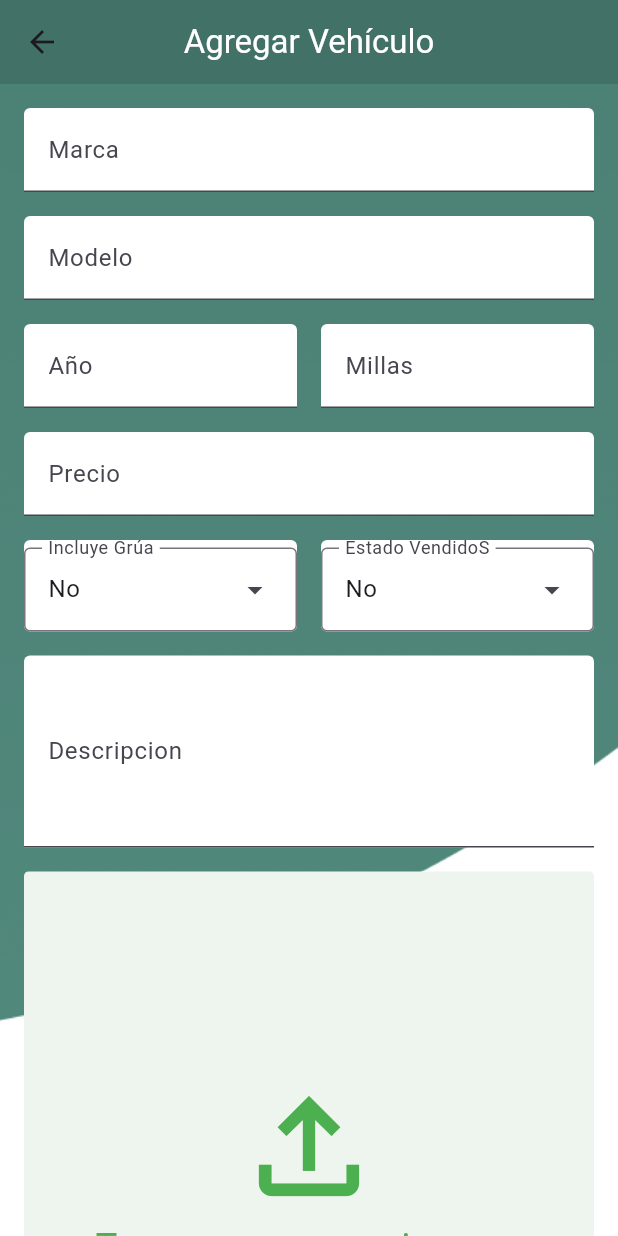
After one commit to vico19912/ProgramacionMovilProyecto, a Flutter app: the screen it shows after launch, after a tap on "Agrega Vehículo", on a phone screen of 412 x 824 dp. The commit adds this screen. Run offline on Flutter 3.47's test engine with Material 3 defaults, Android fonts, the phone set to English and light mode, and no system bars; Roboto replaces fonts that are missing (Montserrat).

Commit message:
Subiendo cambios de Edwin

```diff
--- a/lib/main.dart
+++ b/lib/main.dart
@@ -1,4 +1,5 @@
 import 'package:flutter/material.dart';
+import 'package:programacion_movil_proyecto/screens/add_vehicle.dart';
 import 'package:programacion_movil_proyecto/widgets/modal.dart';
 
 void main() {
@@ -24,26 +25,38 @@ class Home extends StatelessWidget {
   @override
   Widget build(BuildContext context) {
     return Scaffold(
-      body: Column(
+      body: Padding(
+        padding: const EdgeInsets.all(16.0),
+        child: Column(
+          crossAxisAlignment: CrossAxisAlignment.center,
+          mainAxisAlignment: MainAxisAlignment.center,
           children: [
-          Expanded(child: Text('Hola')),
-          Padding(
-            padding: const EdgeInsets.all(16.0),
-            child: Row(
+            Center(
+              child: ElevatedButton(
+                onPressed: () {
+                  Navigator.of(context).push(
+                    MaterialPageRoute(builder: (context) => const AddVehicle()),
+                  );
+                },
+                child: Text("Agrega Vehículo"),
+              ),
+            ),
+
+            Row(
               children: [
                 Expanded(
                   child: ElevatedButton(
                     onPressed: () {
                       showDialog(
                         context: context,
-                        builder: (context) => Modal(
+                        builder:
+                            (context) => Modal(
                               icon: Icons.warning_amber_rounded,
-                          backgroundColor: const Color.fromRGBO(65, 113, 103, 1),
+                              backgroundColor: Color.fromRGBO(65, 113, 103, 1),
                               message: "¿Está seguro de realizar esta acción?",
-                          iconColor: Color.fromARGB(255,46,125,50) ,
+                              iconColor: Color.fromARGB(255, 46, 125, 50),
                               onConfirm: () {
                                 Navigator.pop(context);
-                            // Ejecuta acción
                               },
                               onCancel: () {
                                 Navigator.pop(context);
@@ -60,14 +73,15 @@ class Home extends StatelessWidget {
                     onPressed: () {
                       showDialog(
                         context: context,
-                        builder: (context) => Modal(
+                        builder:
+                            (context) => Modal(
                               icon: Icons.delete_forever_rounded,
-                          backgroundColor: const Color.fromARGB(180, 113, 65, 65),
-                          message: "¿Se eliminará el vehículo, está seguro?",
-                          iconColor: Color.fromARGB(255, 113, 65, 65) ,
+                              backgroundColor: Color.fromARGB(180, 113, 65, 65),
+                              message:
+                                  "¿Se eliminará el vehículo, está seguro?",
+                              iconColor: Color.fromARGB(255, 113, 65, 65),
                               onConfirm: () {
                                 Navigator.pop(context);
-                            // Ejecuta acción
                               },
                               onCancel: () {
                                 Navigator.pop(context);
@@ -84,14 +98,19 @@ class Home extends StatelessWidget {
                     onPressed: () {
                       showDialog(
                         context: context,
-                        builder: (context) => Modal(
+                        builder:
+                            (context) => Modal(
                               icon: Icons.feedback_rounded,
-                          backgroundColor: const Color.fromARGB(180, 117, 132, 227),
+                              backgroundColor: Color.fromARGB(
+                                180,
+                                117,
+                                132,
+                                227,
+                              ),
                               message: "¿Acción realizada exitosamente?",
-                          iconColor: Color.fromARGB(180, 117, 132, 227) ,
+                              iconColor: Color.fromARGB(180, 117, 132, 227),
                               onConfirm: () {
                                 Navigator.pop(context);
-                            // Ejecuta acción
                               },
                               onCancel: () {
                                 Navigator.pop(context);
@@ -99,13 +118,13 @@ class Home extends StatelessWidget {
                             ),
                       );
                     },
-                    child: Text('Feddback'),
+                    child: Text('Feedback'),
                   ),
                 ),
               ],
             ),
+          ],
         ),
-        ],
       ),
     );
   }
--- /dev/null
+++ b/lib/screens/add_vehicle.dart
@@ -0,0 +1,195 @@
+import '../widgets/customBooleanDropdown.dart';
+import '../widgets/customTextFormField.dart';
+import 'package:flutter/material.dart';
+import '../widgets/customUploadImgWidget.dart';
+
+class AddVehicle extends StatefulWidget {
+  const AddVehicle({super.key});
+
+  @override
+  State<AddVehicle> createState() => _AddVehicleState();
+}
+
+class _AddVehicleState extends State<AddVehicle> {
+  final _formKey = GlobalKey<FormState>();
+
+  // Controladores
+  final marcaController = TextEditingController();
+  final modeloController = TextEditingController();
+  final anioController = TextEditingController();
+  final millasController = TextEditingController();
+  final precioController = TextEditingController();
+  final descripcionController = TextEditingController();
+
+  //Controladores del select
+  bool? incluyeGluaController = false;
+  bool? vendidoController = false;
+
+  @override
+  void initState() {
+    super.initState();
+    incluyeGluaController = false;
+    incluyeGluaController = false;
+  }
+
+  @override
+  void dispose() {
+    // limpiar controladores
+    marcaController.dispose();
+    modeloController.dispose();
+    anioController.dispose();
+    millasController.dispose();
+    precioController.dispose();
+    super.dispose();
+  }
+
+  @override
+  Widget build(BuildContext context) {
+    return Scaffold(
+      appBar: AppBar(
+        title: Text(
+          "Agregar Vehículo",
+          style: TextStyle(
+            fontFamily: 'Montserrat' ,
+            color: Colors.white
+          ),
+        ),
+        centerTitle: true,
+        backgroundColor: Color(0xFF417167)
+      ),
+      body: Stack(
+        children: [
+          Positioned.fill(
+            child: Image.asset("assets/backgroundImg.png", fit: BoxFit.cover),
+          ),
+          SingleChildScrollView(
+            padding: const EdgeInsets.all(16),
+            child: Form(
+              key: _formKey,
+              child: Column(
+                children: [
+                  CustomTextFormField(
+                    label: "Marca",
+                    controller: marcaController,
+                    validatorMsg: 'Por favor ingresa la marca',
+                  ),
+                  SizedBox(height: 16),
+                  CustomTextFormField(
+                    label: "Modelo",
+                    controller: modeloController,
+                    validatorMsg: 'Por favor ingresa el modelo',
+                  ),
+                  SizedBox(height: 16),
+                  Row(
+                    children: [
+                      Expanded(
+                        child: CustomTextFormField(
+                          label: "Año",
+                          controller: anioController,
+                          validatorMsg: 'Ingresa el año',
+                          keyboardType: TextInputType.number,
+                          isNumber: true,
+                        ),
+                      ),
+                      SizedBox(width: 16),
+                      Expanded(
+                        child: CustomTextFormField(
+                          label: "Millas",
+                          controller: millasController,
+                          validatorMsg: 'Ingresa las millas',
+                          keyboardType: TextInputType.number,
+                          isNumber: true,
+                        ),
+                      ),
+                    ],
+                  ),
+                  SizedBox(height: 16),
+                  CustomTextFormField(
+                    label: "Precio",
+                    controller: precioController,
+                    validatorMsg: 'Ingresa el precio',
+                    keyboardType: TextInputType.number,
+                    isNumber: true,
+                  ),
+                  SizedBox(height: 16),
+
+                  /// DropDown Menu
+                  Container(
+                    color: Colors.transparent,
+                    child: Row(
+                      mainAxisAlignment: MainAxisAlignment.spaceAround,
+                      crossAxisAlignment: CrossAxisAlignment.center,
+                      children: [
+                        Expanded(
+                          child: Align(
+                            alignment: Alignment.center,
+                            child: CustomBooleanDropdown(
+                              initialValue: incluyeGluaController,
+                              onChanged: (value) {
+                                setState(() {
+                                  incluyeGluaController = value!;
+                                });
+                              },
+                              label: 'Incluye Grúa',
+                            ),
+                          ),
+                        ),
+                        const SizedBox(width: 16),
+                        Expanded(
+                          child: Align(
+                            alignment: Alignment.center,
+                            child: CustomBooleanDropdown(
+                              initialValue: vendidoController,
+                              onChanged: (value) {
+                                setState(() {
+                                  vendidoController = value!;
+                                });
+                              },
+                              label: 'Estado VendidoS',
+                            ),
+                          ),
+                        ),
+                      ],
+                    ),
+                  ),
+                  SizedBox(height: 16),
+                  CustomTextFormField(
+                    label: "Descripcion",
+                    controller: descripcionController,
+                    validatorMsg: "Ingrese Descripción",
+                    maxLines: 4,
+                  ),
+                  SizedBox(height: 16),
+
+                  CustomUploadImgWidget(),
+
+                  SizedBox(height: 16),
+                  ElevatedButton(
+                    style: ButtonStyle(
+                      backgroundColor: WidgetStatePropertyAll<Color>(Colors.green),
+                          shape: WidgetStatePropertyAll<RoundedRectangleBorder>(
+                          RoundedRectangleBorder(
+                            borderRadius: BorderRadius.circular(5),
+                          ),
+                        ),
+                    ),
+                    onPressed: () {
+                      //Logica para subir a la web
+                    },
+                    child: Text(
+                      "Subir a la web",
+                      style: TextStyle(
+                        color: const Color.fromARGB(255, 255, 255, 255),
+                        fontFamily: 'Montserrat' ,
+                      ),
+                    ),
+                  ),
+                ],
+              ),
+            ),
+          ),
+        ],
+      ),
+    );
+  }
+}
--- /dev/null
+++ b/lib/widgets/customBooleanDropdown.dart
@@ -0,0 +1,45 @@
+import 'package:flutter/material.dart';
+
+class CustomBooleanDropdown extends StatelessWidget {
+  final bool? initialValue;
+  final ValueChanged<bool?> onChanged;
+  final String label;
+
+  const CustomBooleanDropdown({
+    Key? key,
+    required this.initialValue,
+    required this.onChanged,
+    required this.label,
+  }) : super(key: key);
+
+  @override
+  Widget build(BuildContext context) {
+    return Container(
+      decoration: BoxDecoration(
+        // boxShadow: [
+        //   BoxShadow(
+        //     offset: Offset(0, 4),
+        //     blurRadius: 6,
+        //     spreadRadius: 0,
+        //   )
+        // ],
+        color: Colors.white,
+        borderRadius: BorderRadius.circular(4),
+      ),
+      padding: const EdgeInsets.only(top: 5),
+      child: DropdownMenu<bool>(
+        width: 200,
+        initialSelection: initialValue,
+        onSelected: onChanged,
+        dropdownMenuEntries: const [
+          DropdownMenuEntry(value: false, label: "No"),
+          DropdownMenuEntry(value: true, label: "Sí"),
+        ],
+        label: Text(label),
+        menuStyle: const MenuStyle(
+          backgroundColor: WidgetStatePropertyAll(Color.fromARGB(255, 238, 245, 238)),
+        ),
+      ),
+    );
+  }
+}
--- /dev/null
+++ b/lib/widgets/customTextFormField.dart
@@ -0,0 +1,43 @@
+import 'package:flutter/material.dart';
+
+class CustomTextFormField extends StatelessWidget {
+  final String label;
+  final TextEditingController controller;
+  final String validatorMsg;
+  final TextInputType keyboardType;
+  final bool isNumber;
+  final int? maxLines;
+
+  const CustomTextFormField({
+    Key? key,
+    required this.label,
+    required this.controller,
+    required this.validatorMsg,
+    this.keyboardType = TextInputType.text,
+    this.isNumber = false,
+    this.maxLines,
+  }) : super(key: key);
+
+  @override
+  Widget build(BuildContext context) {
+    return TextFormField(
+      maxLines: maxLines ?? 1,
+      controller: controller,
+      decoration: InputDecoration(
+        labelText: label,
+        filled: true,
+        fillColor: Colors.white,
+      ),
+      keyboardType: keyboardType,
+      validator: (value) {
+        if (value == null || value.isEmpty) {
+          return validatorMsg;
+        }
+        if (isNumber && int.tryParse(value) == null) {
+          return 'Ingresa un número válido';
+        }
+        return null;
+      },
+    );
+  }
+}
--- /dev/null
+++ b/lib/widgets/customUploadImgWidget.dart
@@ -0,0 +1,46 @@
+import 'package:flutter/material.dart';
+
+class CustomUploadImgWidget extends StatefulWidget {
+  const CustomUploadImgWidget({super.key});
+
+  @override
+  State<CustomUploadImgWidget> createState() => _CustomUploadImgWidgetState();
+}
+
+class _CustomUploadImgWidgetState extends State<CustomUploadImgWidget> {
+  @override
+  Widget build(BuildContext context) {
+    return GestureDetector(
+      onTap: () {
+        print("subir imagenes");
+      },
+      child: Container(
+        width: 400,
+        height: 400,
+        decoration: BoxDecoration(
+          borderRadius: BorderRadius.circular(3),
+          color: Color.fromARGB(255, 238, 245, 238),
+        ),
+        child: Column(
+          mainAxisAlignment: MainAxisAlignment.center,
+          crossAxisAlignment: CrossAxisAlignment.center,
+          children: [
+            Icon(
+              Icons.file_upload_outlined,
+              color: Colors.green,
+              size: 100,
+            ),
+            Text(
+              "Toca para agregar imagen",
+              style: TextStyle(
+                fontFamily: "Montserrat",
+                fontSize: 24,
+                color:Colors.green
+              ),
+            ),
+          ],
+        ),
+      ),
+    );
+  }
+}
--- a/pubspec.yaml
+++ b/pubspec.yaml
@@ -62,6 +62,9 @@ flutter:
   #   - images/a_dot_burr.jpeg
   #   - images/a_dot_ham.jpeg
 
+  assets:
+  - assets/backgroundImg.png
+
   # An image asset can refer to one or more resolution-specific "variants", see
   # https://flutter.dev/to/resolution-aware-images
 
```
Also changed, not shown: assets/backgroundImg.png (added). Lines whose indentation alone changed are shown as unchanged.
